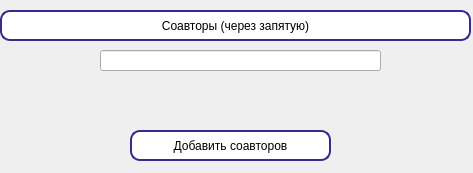
Old version of the form Users_Interfaces/add_coauthors.ui in the repository FREDY129053/Tasks-Table.
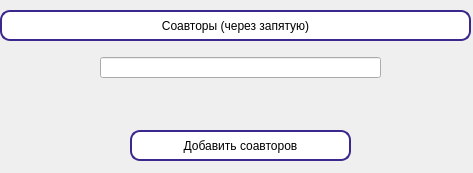
New version of the form.

The edit to the form file:
```diff
--- a/Users_Interfaces/add_coauthors.ui
+++ b/Users_Interfaces/add_coauthors.ui
@@ -41,21 +41,24 @@
   <widget class="QLabel" name="status">
    <property name="geometry">
     <rect>
-     <x>150</x>
-     <y>80</y>
-     <width>171</width>
+     <x>100</x>
+     <y>86</y>
+     <width>281</width>
      <height>31</height>
     </rect>
    </property>
    <property name="text">
     <string/>
    </property>
+   <property name="alignment">
+    <set>Qt::AlignCenter</set>
+   </property>
   </widget>
   <widget class="QLineEdit" name="coauthors">
    <property name="geometry">
     <rect>
      <x>100</x>
-     <y>50</y>
+     <y>57</y>
      <width>281</width>
      <height>21</height>
     </rect>
@@ -66,7 +69,7 @@
     <rect>
      <x>130</x>
      <y>130</y>
-     <width>201</width>
+     <width>221</width>
      <height>31</height>
     </rect>
    </property>
```
